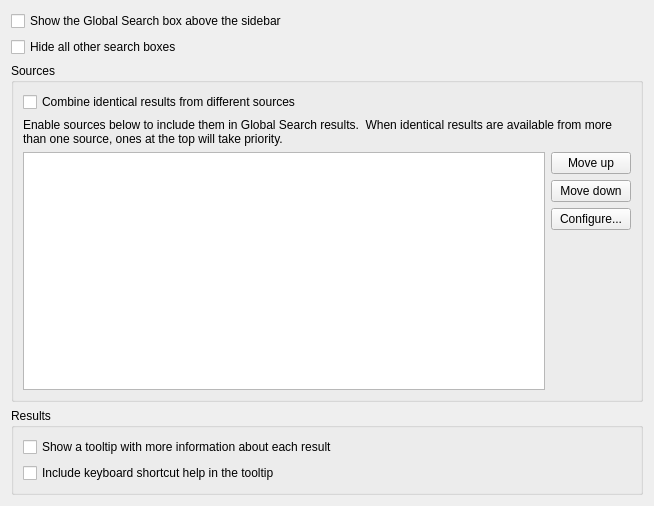
First picture: the form in src/globalsearch/globalsearchsettingspage.ui, repository clementine-player/Clementine, before the edit.
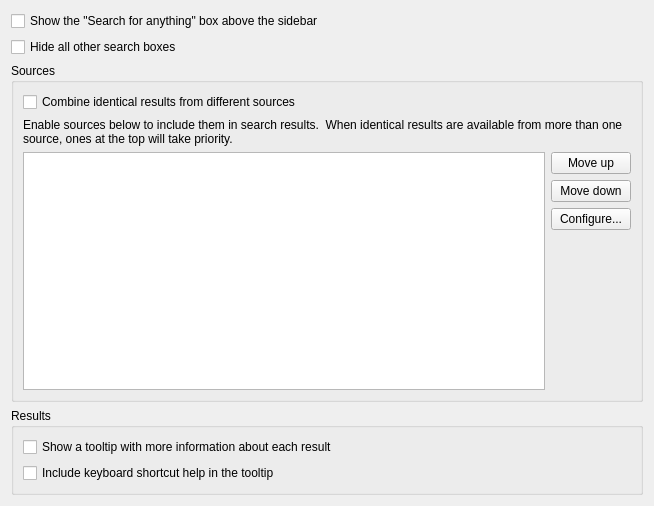
Second picture: the form after the edit.

Commit message: Use more friendly names for "global search" in the UI

```diff
--- a/src/globalsearch/globalsearchsettingspage.ui
+++ b/src/globalsearch/globalsearchsettingspage.ui
@@ -17,7 +17,7 @@
    <item>
     <widget class="QCheckBox" name="show_globalsearch">
      <property name="text">
-      <string>Show the Global Search box above the sidebar</string>
+      <string>Show the &quot;Search for anything&quot; box above the sidebar</string>
      </property>
     </widget>
    </item>
@@ -44,7 +44,7 @@
       <item>
        <widget class="QLabel" name="label">
         <property name="text">
-         <string>Enable sources below to include them in Global Search results.  When identical results are available from more than one source, ones at the top will take priority.</string>
+         <string>Enable sources below to include them in search results.  When identical results are available from more than one source, ones at the top will take priority.</string>
         </property>
         <property name="wordWrap">
          <bool>true</bool>
```
Left out of the diff: 2 changed lines with no effect on the pictures. The commit also changes 1 other file.
